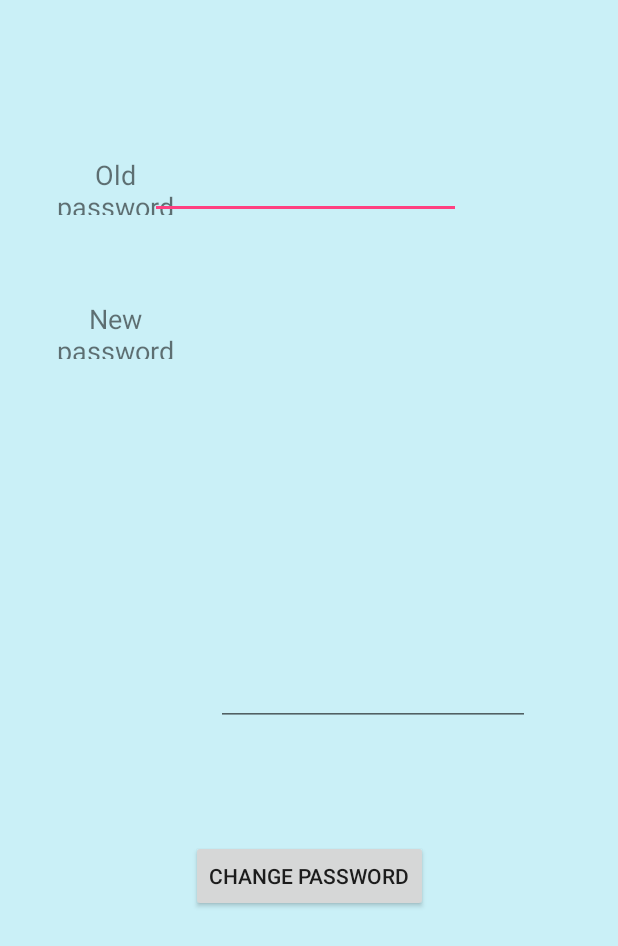
After one commit to kplhung/RoommateSpendingTracker, an Android app: the PasswordChangeActivity screen opened directly, with no data from a screen before it, on a phone screen of 412 x 824 dp. The commit adds this screen. Shown: the top 946 px of the screen. Run offline under Robolectric (Android 15) with nearby library versions, the phone set to English and light mode, and no system bars.

Commit message:
updated DBQueries w/ method for checking pw, deleted EmailNotify class, added option to change password + logic

```diff
--- a/app/build.gradle
+++ b/app/build.gradle
@@ -22,8 +22,9 @@ dependencies {
     implementation fileTree(dir: 'libs', include: ['*.jar'])
     implementation 'com.android.support:appcompat-v7:26.1.0'
     implementation 'com.android.support.constraint:constraint-layout:1.0.2'
+    implementation 'com.android.support:design:26.1.0'
     testImplementation 'junit:junit:4.12'
     androidTestImplementation 'com.android.support.test:runner:1.0.1'
     androidTestImplementation 'com.android.support.test.espresso:espresso-core:3.0.1'
-    compile fileTree(dir:'libs', include: ['*.jar'])
+    compile fileTree(dir: 'libs', include: ['*.jar'])
 }
--- a/app/src/main/java/com/example/kallyruan/roommateexpense/MenuActivity.java
+++ b/app/src/main/java/com/example/kallyruan/roommateexpense/MenuActivity.java
@@ -33,4 +33,9 @@ public class MenuActivity extends Activity {
         Intent i = new Intent(this,JoinGroupActivity.class);
         startActivityForResult(i, 1);
     }
+
+    public void changePassword(View view) {
+        Intent i = new Intent(this, PasswordChangeActivity.class);
+        startActivityForResult(i, 1);
+    }
 }
--- /dev/null
+++ b/app/src/main/java/com/example/kallyruan/roommateexpense/PasswordChangeActivity.java
@@ -0,0 +1,59 @@
+package com.example.kallyruan.roommateexpense;
+
+import android.content.Intent;
+import android.os.Bundle;
+import android.support.design.widget.FloatingActionButton;
+import android.support.design.widget.Snackbar;
+import android.support.v7.app.AppCompatActivity;
+import android.support.v7.widget.Toolbar;
+import android.util.Log;
+import android.view.View;
+import android.widget.Button;
+import android.widget.EditText;
+import android.widget.TextView;
+import android.widget.Toast;
+
+public class PasswordChangeActivity extends AppCompatActivity {
+
+    @Override
+    protected void onCreate(Bundle savedInstanceState) {
+        super.onCreate(savedInstanceState);
+        setContentView(R.layout.activity_password_change);
+
+        // user enters their old password into this EditText
+        final EditText oldPasswordField = (EditText) findViewById(R.id.old_password_field);
+
+        // user enters new password into this EditText
+        EditText newPasswordField = (EditText) findViewById(R.id.new_password_field);
+
+        Button changePWButton = (Button) findViewById(R.id.change_password);
+
+        // attempt to change password
+        changePWButton.setOnClickListener(new View.OnClickListener() {
+            public void onClick(View v) {
+                String username = LoginActivity.email;
+                String oldPassword = oldPasswordField.getText().toString();
+
+                DBQueries dbq = DBQueries.getInstance();
+                if (dbq.enteredCorrectPassword(username, oldPassword)) {
+                    // TODO: entered correct password; reset password accordingly
+                } else {
+                    // entered incorrect password; show Toast indicating this
+                    Toast toast = Toast.makeText(getApplicationContext(),
+                            "The password you entered was incorrect.", Toast.LENGTH_SHORT);
+                    // redirect to sign up page
+                    toast.show();
+                }
+
+            }
+
+        });
+
+
+
+
+
+
+    }
+
+}
--- /dev/null
+++ b/app/src/main/res/layout/activity_password_change.xml
@@ -0,0 +1,71 @@
+<?xml version="1.0" encoding="utf-8"?>
+<android.support.constraint.ConstraintLayout xmlns:android="http://schemas.android.com/apk/res/android"
+    xmlns:app="http://schemas.android.com/apk/res-auto"
+    xmlns:tools="http://schemas.android.com/tools"
+    android:layout_width="match_parent"
+    android:layout_height="match_parent"
+    android:background="#caf0f7"
+    tools:context="com.example.kallyruan.roommateexpense.PasswordChangeActivity"
+    tools:layout_editor_absoluteY="81dp">
+
+    <TextView
+        android:id="@+id/old_password_sticker"
+        android:layout_width="98dp"
+        android:layout_height="39dp"
+        android:layout_marginLeft="16dp"
+        android:layout_marginStart="28dp"
+        android:layout_marginTop="104dp"
+        android:gravity="center"
+        android:text="Old password"
+        android:textSize="18dp"
+        app:layout_constraintLeft_toLeftOf="parent"
+        app:layout_constraintStart_toStartOf="parent"
+        app:layout_constraintTop_toTopOf="parent" />
+
+    <TextView
+        android:id="@+id/new_passwordSticker"
+        android:layout_width="98dp"
+        android:layout_height="39dp"
+        android:layout_marginLeft="16dp"
+        android:layout_marginStart="28dp"
+        android:layout_marginTop="200dp"
+        android:gravity="center"
+        android:text="New password"
+        android:textSize="18dp"
+        app:layout_constraintLeft_toLeftOf="parent"
+        app:layout_constraintStart_toStartOf="parent"
+        app:layout_constraintTop_toTopOf="parent" />
+
+    <EditText
+        android:id="@+id/old_password_field"
+        android:layout_width="207dp"
+        android:layout_height="40dp"
+        android:layout_marginLeft="84dp"
+        android:layout_marginStart="100dp"
+        android:layout_marginTop="106dp"
+        android:inputType="text"
+        app:layout_constraintLeft_toLeftOf="parent"
+        app:layout_constraintRight_toRightOf="parent"
+        app:layout_constraintStart_toStartOf="parent"
+        app:layout_constraintTop_toTopOf="parent" />
+
+    <EditText
+        android:id="@+id/new_password_field"
+        android:layout_width="209dp"
+        android:layout_height="42dp"
+        android:layout_marginBottom="340dp"
+        android:layout_marginStart="144dp"
+        android:inputType="text"
+        app:layout_constraintBottom_toBottomOf="parent"
+        app:layout_constraintStart_toStartOf="parent" />
+
+    <Button
+        android:id="@+id/change_password"
+        android:layout_width="wrap_content"
+        android:layout_height="wrap_content"
+        android:layout_marginBottom="216dp"
+        android:text="Change password"
+        app:layout_constraintBottom_toBottomOf="parent"
+        app:layout_constraintLeft_toLeftOf="parent"
+        app:layout_constraintRight_toRightOf="parent" />
+</android.support.constraint.ConstraintLayout>
--- /dev/null
+++ b/app/src/main/res/values/dimens.xml
@@ -0,0 +1,3 @@
+<resources>
+    <dimen name="fab_margin">16dp</dimen>
+</resources>
--- a/app/src/main/res/values/strings.xml
+++ b/app/src/main/res/values/strings.xml
@@ -5,4 +5,6 @@
         <item>Month</item>
         <item>Year</item>
     </string-array>
+    <string name="title_activity_password_change">PasswordChangeActivity</string>
+    <string name="please_enter_your_old_password">Please enter your old password.</string>
 </resources>
--- a/app/src/main/res/values/styles.xml
+++ b/app/src/main/res/values/styles.xml
@@ -8,4 +8,13 @@
         <item name="colorAccent">@color/colorAccent</item>
     </style>
 
+    <style name="AppTheme.NoActionBar">
+        <item name="windowActionBar">false</item>
+        <item name="windowNoTitle">true</item>
+    </style>
+
+    <style name="AppTheme.AppBarOverlay" parent="ThemeOverlay.AppCompat.Dark.ActionBar" />
+
+    <style name="AppTheme.PopupOverlay" parent="ThemeOverlay.AppCompat.Light" />
+
 </resources>
```
Also changed, not shown: app/src/main/AndroidManifest.xml (+17 -9 lines), app/src/main/java/com/example/kallyruan/roommateexpense/DBQueries.java (+33 -0 lines), app/src/main/java/com/example/kallyruan/roommateexpense/EmailNotify.java (deleted, +0 -13 lines), app/src/main/res/layout/activity_menu.xml (+11 -2 lines), app/src/main/res/layout/content_password_change.xml (added, +11 -0 lines), 1 other file.
